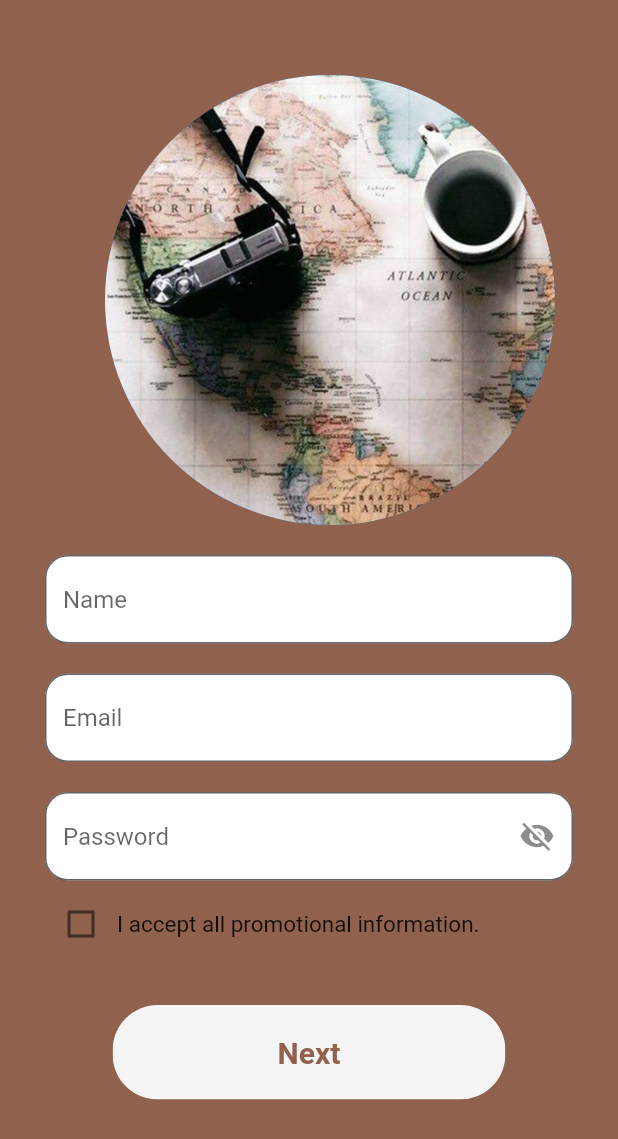
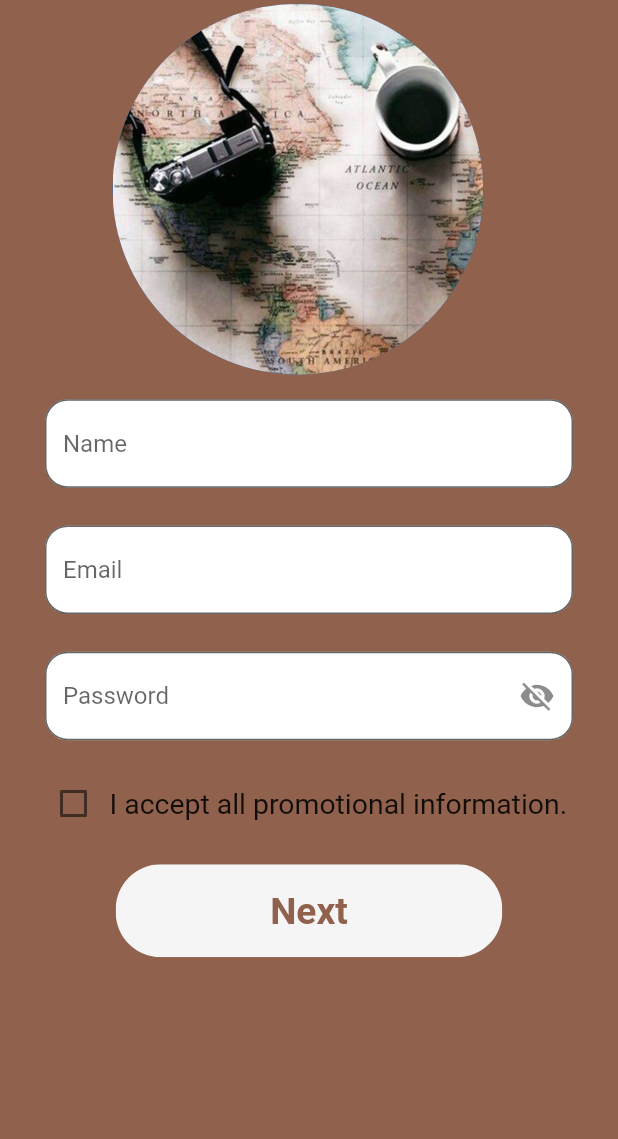
Before and after one commit to seymanurterzioglu/walker, a Flutter app: the screen it shows after launch, after a tap on "Sign Up!", on a phone screen of 412 x 824 dp. Shown: the top 1139 px of the screen. Run offline on Flutter 3.47's test engine with Material 2 defaults, Android fonts, the phone set to English and light mode, and no system bars.

Commit message:
MediaQuery.of(context).size ile düzenledim.Farklı boyutlardaki iki emülatör ile denedim.Birebir aynı olmadılar ama sayfa tasma sıkıntısı da olmadı.Denediginizde sorun cıkarsa bana özelden yazın:)

```diff
--- a/lib/Welcome/rounded_button.dart
+++ b/lib/Welcome/rounded_button.dart
@@ -20,19 +20,23 @@ class RoundedButton extends StatelessWidget {
   @override
   Widget build(BuildContext context) {
     Size size=MediaQuery.of(context).size;
+    var width=size.width;
+    var height=size.height;
     return Container(
-      margin: EdgeInsets.symmetric(vertical: 10),
+      margin: EdgeInsets.symmetric(vertical: height*0.0001),
       child:Center(
         child: ClipRRect(
           borderRadius: BorderRadius.circular(30),
           child: FlatButton(
-            padding: EdgeInsets.symmetric(vertical: 20 ,horizontal: 110),
+            padding: EdgeInsets.symmetric(vertical: height*0.02 ,horizontal: width*0.25),
             color: color,
             onPressed: press,
             child: Text(
               text,
-              style: TextStyle(color: textColor,fontWeight: FontWeight.bold,fontSize: 20),
-
+              style: TextStyle(
+                  color: textColor,
+                  fontWeight: FontWeight.bold,
+                  fontSize: width*0.06),
             ),
 
           ),
--- a/lib/Welcome/signup_screen.dart
+++ b/lib/Welcome/signup_screen.dart
@@ -19,28 +19,32 @@ class _SignUpScreenState extends State<SignUpScreen> {
   @override
   Widget build(BuildContext context) {
     Size size=MediaQuery.of(context).size;
+    var width=size.width;
+    var height=size.height;
     return MaterialApp(
       home:Scaffold(
         backgroundColor: kPrimaryColor,
         body:ListView(
           children: <Widget> [
 
-            SizedBox(height:50),
+            SizedBox(height:height*0.003),
 
             //Turist resmi ve hizalandırması
 
             TravelerPicture(),
 
-            SizedBox(height: 20),
+            SizedBox(height: height*0.02),
 
             //Name
 
             Padding(
-              padding: const EdgeInsets.only(left:30, right: 30, bottom: 20),
+              padding: const EdgeInsets.only(left:30, right: 30, bottom: 10),
+              child: Container(
+                height: height*0.09,
                 child: TextField(
                   decoration: InputDecoration(
                     border: OutlineInputBorder(
-                    borderSide: BorderSide(color:Colors.black,width: 1),
+                      borderSide: BorderSide(color:Colors.black,width:width*0.01),
                       borderRadius: BorderRadius.all(Radius.circular(15)),
                     ),
                     hintText: "Name",
@@ -51,11 +55,14 @@ class _SignUpScreenState extends State<SignUpScreen> {
 
                 ),
               ),
+            ),
 
             //Email
 
             Padding(
-              padding: const EdgeInsets.only(left:30, right: 30,bottom: 20),
+              padding: const EdgeInsets.only(left:30, right: 30,bottom: 10),
+              child: Container(
+                height: height*0.09,
                 child: TextField(
                   decoration: InputDecoration(
                     border: OutlineInputBorder(
@@ -70,14 +77,15 @@ class _SignUpScreenState extends State<SignUpScreen> {
 
                 ),
               ),
+            ),
 
             //Password
 
             Padding(
-              padding: const EdgeInsets.only(left:30, right: 30,bottom: 5),
+              padding: const EdgeInsets.only(left:30, right: 30,bottom:3),
+              child: Container(
+                height: height*0.09,
                 child: TextFormField(
-
-
                   decoration:InputDecoration(
                     border: OutlineInputBorder(
                       borderSide: BorderSide(color:Colors.black,width: 1),
@@ -99,11 +107,12 @@ class _SignUpScreenState extends State<SignUpScreen> {
                   obscuringCharacter: '*',
                 ),
               ),
+            ),
 
-            //I would like -tik
+            //I accept all promotional information
 
             Padding(
-              padding: const EdgeInsets.only(left:30),
+              padding: const EdgeInsets.only(left:25),
               child: Row(
                 children:<Widget> [
                   Checkbox(
@@ -119,26 +128,21 @@ class _SignUpScreenState extends State<SignUpScreen> {
 
                   Text(
                       "I accept all promotional information.",
-                    style: TextStyle(fontSize: 15),
+                    style: TextStyle(fontSize: height*0.023),
                   ),
                 ],
 
               ),
             ),
 
-            SizedBox(height: 20),
+            SizedBox(height:height*0.02),
 
             //Next Button
 
             RoundedButton(
-
               text:"Next",
-
               press: (){
-
-                //Tourist-Guide sayfası
-
-
+                //Tourist-Guide sliding page
                   Navigator.push(
                       context,
                       MaterialPageRoute(
@@ -151,11 +155,7 @@ class _SignUpScreenState extends State<SignUpScreen> {
               },
               color:white,
               textColor: kPrimaryColor,
-
             ),
-
-
-
           ],
         ),
       ),);
--- a/lib/Welcome/traveler_sign.dart
+++ b/lib/Welcome/traveler_sign.dart
@@ -11,41 +11,44 @@ class TravelerSign extends StatefulWidget {
 }
 
 class _TravelerSignState extends State<TravelerSign> {
-
    int _sliding=0;
   @override
   Widget build(BuildContext context) {
     Size size=MediaQuery.of(context).size;
+    var width=size.width;
+    var height=size.height;
     return CupertinoApp(
       home: CupertinoPageScaffold(
         backgroundColor: kPrimaryColor,
         child:ListView(
           children: <Widget> [
-            SizedBox(height:50),
+
+            SizedBox(height:height*0*03),
 
             //Turist resmi ve hizalandırması
 
             TravelerPicture(),
 
-            SizedBox(height: 30),
+            SizedBox(height: height*0.04),
 
             //Tourist-Guide sliding(kayma)
 
-            Center(
+            Padding(
+              padding: const EdgeInsets.only(left:25, right: 25),
               child: ClipRRect(
-                borderRadius: BorderRadius.circular(50),
+                borderRadius: BorderRadius.circular(60),
                 child: CupertinoSlidingSegmentedControl(
                     padding: EdgeInsets.only(left:30,right:30,top:20,bottom:20),
                     thumbColor: white,
                     backgroundColor: Colors.white60,
                     children: {
                       0: Container(
-                        padding: EdgeInsets.only(left:40,right:40,top:20,bottom:20),
-                        child: Text('Tourist',style: TextStyle(fontWeight:FontWeight.bold),),
+                        padding: EdgeInsets.only(left:30,right:30,top:10,bottom:10),
+                        child: Text('Tourist',style: TextStyle(fontWeight:FontWeight.bold,fontSize: height*0.025),),
                       ),
                       1: Container(
-                        padding: EdgeInsets.only(left:40,right:40,top:20,bottom:20),
-                        child: Text('Guide',style: TextStyle(fontWeight:FontWeight.bold),),
+                        padding: EdgeInsets.only(left:30,right:30,top:10,bottom:10),
+                        child: Text('Guide',style: TextStyle(fontWeight:FontWeight.bold,fontSize: height*0.025),),
                       ),
 
                     },
@@ -60,7 +63,7 @@ class _TravelerSignState extends State<TravelerSign> {
 
             ),
 
-            SizedBox(height: 180),
+            SizedBox(height: height*0.25),
 
             RoundedButton(
               text:'Sign Up',
--- a/lib/Welcome/welcome_screen.dart
+++ b/lib/Welcome/welcome_screen.dart
@@ -6,6 +6,7 @@ import 'package:walker/Welcome/signup_screen.dart';
 import 'package:walker/traveler_pic.dart';
 import 'package:walker/main_page.dart';
 import 'package:walker/other_option.dart';
+
 
 //Uygulama ilk ekran
 
@@ -23,6 +24,8 @@ class _WelcomeScreenState extends State<WelcomeScreen> {
   @override
   Widget build(BuildContext context) {
     Size size=MediaQuery.of(context).size;
+    var width=size.width;
+    var height=size.height;
     return MaterialApp(
   debugShowCheckedModeBanner: false,
       home: Scaffold(
@@ -30,20 +33,24 @@ class _WelcomeScreenState extends State<WelcomeScreen> {
         body:ListView(
           children:<Widget>[
 
-            SizedBox(height:20),
+            SizedBox(height:height*0.015),
 
             //Turist resmi ve hizalandirmasi
+
             TravelerPicture(),
 
-            SizedBox(height: 40),
+            SizedBox(height: height*0.03),
 
             //E-mail TextField
+
             Padding(
-              padding: const EdgeInsets.only(left:30, right: 30,),
+              padding: const EdgeInsets.only(left:30, right: 30),
+              child: Container(
+                height: height*0.09,
                 child: TextField(
                   decoration: InputDecoration(
                     border: OutlineInputBorder(
-                    borderSide: BorderSide(color:Colors.black,width: 1),
+                      borderSide: BorderSide(color:Colors.black),
                       borderRadius: BorderRadius.all(Radius.circular(15)),
                     ),
                     hintText: "Email",
@@ -54,19 +61,20 @@ class _WelcomeScreenState extends State<WelcomeScreen> {
 
                 ),
               ),
+            ),
 
-            SizedBox(height: 20),
-
+            SizedBox(height: height*0.01),
 
             //Password TextField
+
             Padding(
-              padding: const EdgeInsets.only(left:30, right: 30,),
+              padding: const EdgeInsets.only(left:30, right: 30),
+              child: Container(
+                height: height*0.09,
                 child: TextFormField(
-
-
                   decoration:InputDecoration(
                     border: OutlineInputBorder(
-                    borderSide: BorderSide(color:Colors.black,width: 1),
+                      borderSide: BorderSide(color:Colors.black),
                       borderRadius: BorderRadius.all(Radius.circular(15)),
                     ),
                     hintText: 'Password',
@@ -85,14 +93,13 @@ class _WelcomeScreenState extends State<WelcomeScreen> {
                   obscuringCharacter: '*',
                 ),
               ),
-
-            SizedBox(height:10),
+            ),
 
             //Forgot Password
 
             Container(
-              alignment: Alignment(0.75,0.1),
-              padding: EdgeInsets.only(top:15,left:20),
+              alignment: Alignment(0.70,0.1),
+              padding: EdgeInsets.only(top:3,left:20),
               child: InkWell(
                 onTap: (){} ,
                 child: Text(
@@ -101,21 +108,20 @@ class _WelcomeScreenState extends State<WelcomeScreen> {
                      color: white,
                      fontWeight: FontWeight.bold,
                      fontFamily: 'Montserrat',
-                     fontSize: 17,
+                     fontSize: width*0.04,
                      decoration: TextDecoration.underline,
                    ),
                 ),
               ),
             ),
 
-            SizedBox(height:20),
-
+            SizedBox(height:height*0.015),
 
             //Login butonu
+
             RoundedButton(
               text:"LOGIN",
               press: (){
-                //e-mail sifre kontrol edilip buradan anasayfaya giriş yapılacak
 
                   Navigator.push(
                       context,
@@ -131,6 +137,7 @@ class _WelcomeScreenState extends State<WelcomeScreen> {
               textColor: kPrimaryColor,
             ),
 
+            SizedBox(height:height*0.009),
 
             //You don't have an account?Sign up
             Row(
@@ -138,13 +145,11 @@ class _WelcomeScreenState extends State<WelcomeScreen> {
               children: <Widget> [
                 Text(
                   "You don't have an account?",
-                  style: TextStyle(color:white),
+                  style: TextStyle(color:white,fontSize: height*0.02),
                 ),
                 GestureDetector(
                   onTap: () {
-
-                    // buradan Sign up sayfasına gidilecek
-
+                    // go to sign up page
                     Navigator.push(
                       context,
                       MaterialPageRoute(
@@ -160,11 +165,14 @@ class _WelcomeScreenState extends State<WelcomeScreen> {
                     style: TextStyle(
                       color: white,
                       fontWeight: FontWeight.bold,
+                      fontSize: height*0.02,
                     ),
                   ),
                 ),
               ],
             ),
+
+            SizedBox(height:height*0.009),
 
             //or -google-twitter-facebook
 
--- a/lib/other_option.dart
+++ b/lib/other_option.dart
@@ -5,17 +5,17 @@ class  OtherOption extends StatelessWidget {
   @override
   Widget build(BuildContext context) {
     Size size=MediaQuery.of(context).size;
+    var width=size.width;
+    var height=size.height;
     return Container(
-      margin: EdgeInsets.symmetric(vertical: size.height * 0.02),
-      width: size.width*0.8,
+      margin: EdgeInsets.symmetric(vertical: height * 0.02),
+      //width: width*0.8,
       child: Column(
         children: <Widget>[
 
           //-----or------
           Row(
             children: <Widget> [
-
-
               buildDivider(),
               Text(
                 "OR",
@@ -29,7 +29,7 @@ class  OtherOption extends StatelessWidget {
             ],
           ),
 
-          SizedBox(height: 15),
+          SizedBox(height: height*0.005),
 
           //facebook-twitter-google
           Row(
--- a/lib/traveler_pic.dart
+++ b/lib/traveler_pic.dart
@@ -5,12 +5,14 @@ class TravelerPicture extends StatelessWidget {
   @override
   Widget build(BuildContext context) {
     Size size=MediaQuery.of(context).size;
+    var width=size.width;
+    var height=size.height;
     return Padding(
-      padding: const EdgeInsets.only(left:70),
+      padding: const EdgeInsets.only(left:75),
       child: Row(
         children:<Widget> [
           CircleAvatar(
-            minRadius:150.0,
+            minRadius:width*0.3,
             //backgroundColor: kPrimaryColor,
             backgroundImage: AssetImage('images/travelTheme2.jpg'),
           ),
```
Lines whose indentation alone changed are shown as unchanged.
